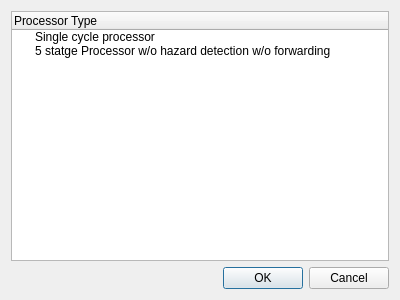
Old version of the form src/ui/processor_dialog.ui in the repository hghit-harshit/Kites.
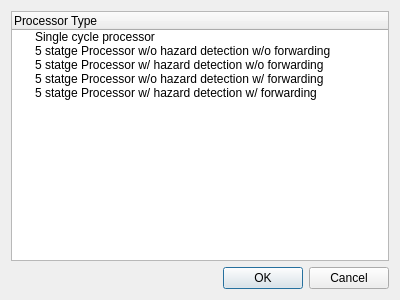
New version of the form.

Patch:
```diff
--- a/src/ui/processor_dialog.ui
+++ b/src/ui/processor_dialog.ui
@@ -41,6 +41,21 @@
        <string>5 statge Processor w/o hazard detection w/o forwarding</string>
       </property>
      </item>
+     <item>
+      <property name="text">
+       <string>5 statge Processor w/ hazard detection w/o forwarding</string>
+      </property>
+     </item>
+     <item>
+      <property name="text">
+       <string>5 statge Processor w/o hazard detection w/ forwarding</string>
+      </property>
+     </item>
+     <item>
+      <property name="text">
+       <string>5 statge Processor w/ hazard detection w/ forwarding</string>
+      </property>
+     </item>
     </widget>
    </item>
   </layout>
```
